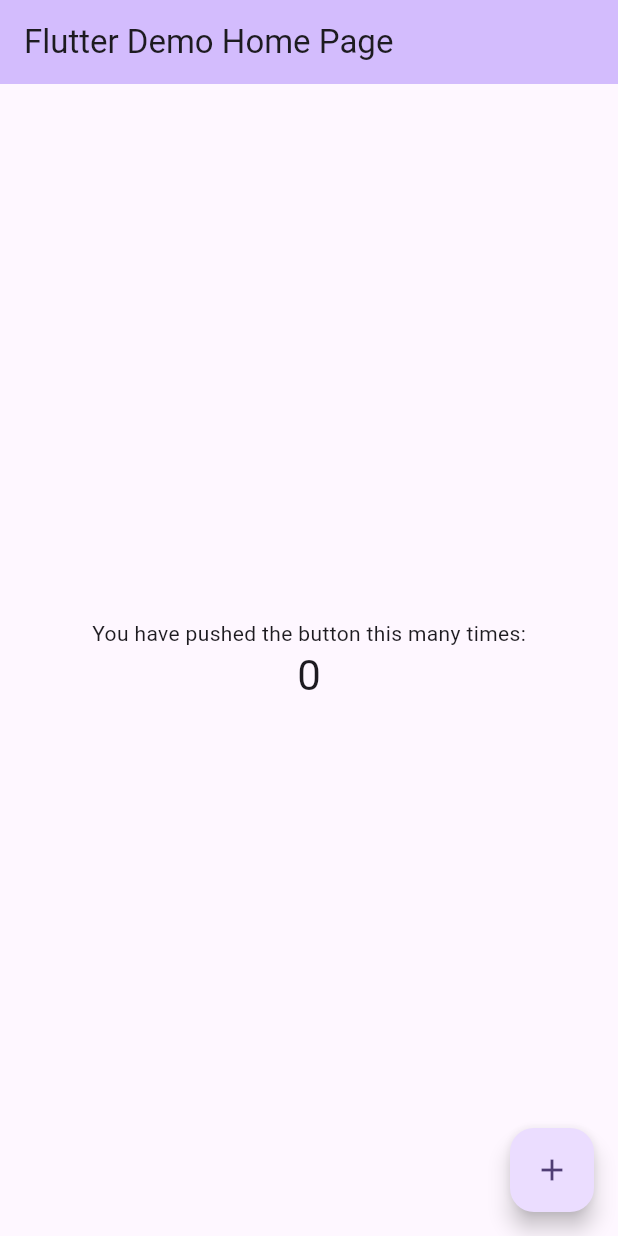
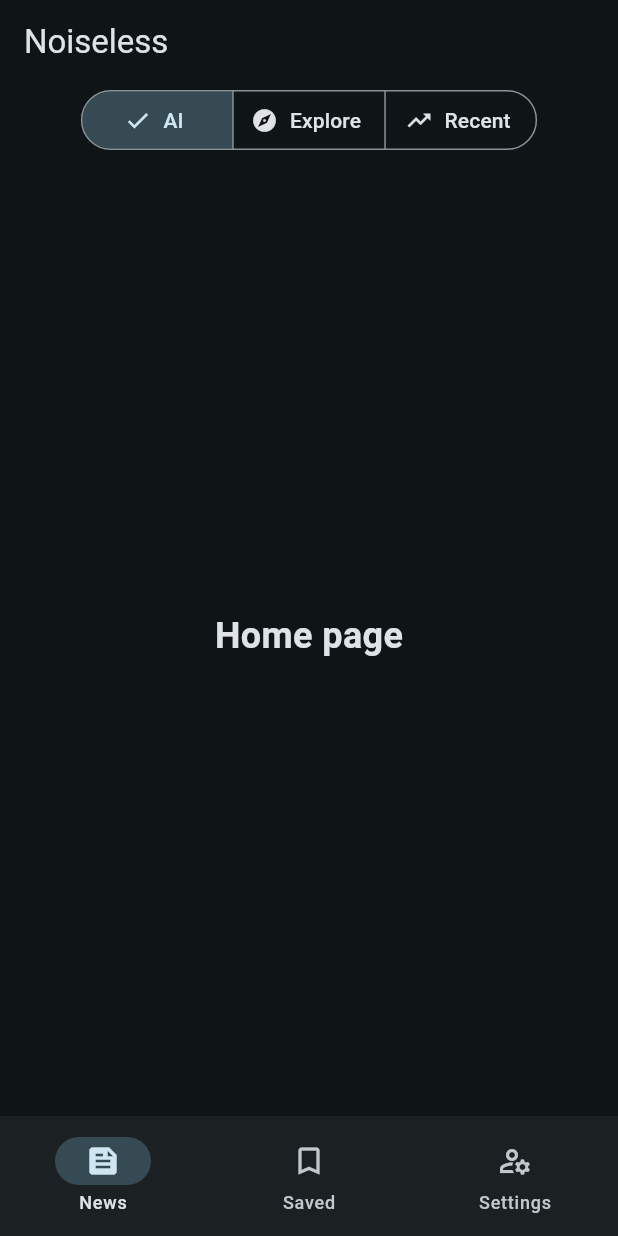
Before and after one commit to clementpoiret/Noiseless, a Flutter app: the screen it shows after launch, on a phone screen of 412 x 824 dp. Run offline on Flutter 3.47's test engine with Material 3 defaults, Android fonts, the light colour scheme and no system bars.

Commit message:
feat: base mobile ui

```diff
--- /dev/null
+++ b/lib/components/selector.dart
@@ -0,0 +1,40 @@
+import 'package:flutter/material.dart';
+
+enum SourceType { ai, explore, recent }
+
+class SourceChoice extends StatefulWidget {
+  const SourceChoice({super.key});
+
+  @override
+  State<SourceChoice> createState() => _SourceChoiceState();
+}
+
+class _SourceChoiceState extends State<SourceChoice> {
+  SourceType selectedSourceType = SourceType.ai;
+
+  @override
+  Widget build(BuildContext context) {
+    return SegmentedButton<SourceType>(
+      segments: const <ButtonSegment<SourceType>>[
+        ButtonSegment<SourceType>(
+            value: SourceType.ai,
+            label: Text('AI'),
+            icon: Icon(Icons.auto_awesome)),
+        ButtonSegment<SourceType>(
+            value: SourceType.explore,
+            label: Text('Explore'),
+            icon: Icon(Icons.explore)),
+        ButtonSegment<SourceType>(
+            value: SourceType.recent,
+            label: Text('Recent'),
+            icon: Icon(Icons.trending_up)),
+      ],
+      selected: <SourceType>{selectedSourceType},
+      onSelectionChanged: (Set<SourceType> newSelection) {
+        setState(() {
+          selectedSourceType = newSelection.first;
+        });
+      },
+    );
+  }
+}
--- a/lib/main.dart
+++ b/lib/main.dart
@@ -1,125 +1,85 @@
 import 'package:flutter/material.dart';
+import 'pages/news.dart';
+import 'pages/saved.dart';
+import 'pages/settings.dart';
 
 void main() {
-  runApp(const MyApp());
+  runApp(const NoiselessApp());
 }
 
-class MyApp extends StatelessWidget {
-  const MyApp({super.key});
+class NoiselessApp extends StatelessWidget {
+  const NoiselessApp({super.key});
 
-  // This widget is the root of your application.
   @override
   Widget build(BuildContext context) {
     return MaterialApp(
-      title: 'Flutter Demo',
+      title: 'Noiseless',
       theme: ThemeData(
-        // This is the theme of your application.
-        //
-        // TRY THIS: Try running your application with "flutter run". You'll see
-        // the application has a purple toolbar. Then, without quitting the app,
-        // try changing the seedColor in the colorScheme below to Colors.green
-        // and then invoke "hot reload" (save your changes or press the "hot
-        // reload" button in a Flutter-supported IDE, or press "r" if you used
-        // the command line to start the app).
-        //
-        // Notice that the counter didn't reset back to zero; the application
-        // state is not lost during the reload. To reset the state, use hot
-        // restart instead.
-        //
-        // This works for code too, not just values: Most code changes can be
-        // tested with just a hot reload.
-        colorScheme: ColorScheme.fromSeed(seedColor: Colors.deepPurple),
+        colorScheme: ColorScheme.fromSeed(
+          seedColor: Colors.blueGrey,
+          brightness: Brightness.dark,
+        ),
         useMaterial3: true,
       ),
-      home: const MyHomePage(title: 'Flutter Demo Home Page'),
+      home: const HomePage(title: 'Noiseless'),
     );
   }
 }
 
-class MyHomePage extends StatefulWidget {
-  const MyHomePage({super.key, required this.title});
-
-  // This widget is the home page of your application. It is stateful, meaning
-  // that it has a State object (defined below) that contains fields that affect
-  // how it looks.
-
-  // This class is the configuration for the state. It holds the values (in this
-  // case the title) provided by the parent (in this case the App widget) and
-  // used by the build method of the State. Fields in a Widget subclass are
-  // always marked "final".
-
+class HomePage extends StatefulWidget {
+  const HomePage({super.key, required this.title});
   final String title;
 
   @override
-  State<MyHomePage> createState() => _MyHomePageState();
+  State<HomePage> createState() => _HomePageState();
 }
 
-class _MyHomePageState extends State<MyHomePage> {
-  int _counter = 0;
-
-  void _incrementCounter() {
-    setState(() {
-      // This call to setState tells the Flutter framework that something has
-      // changed in this State, which causes it to rerun the build method below
-      // so that the display can reflect the updated values. If we changed
-      // _counter without calling setState(), then the build method would not be
-      // called again, and so nothing would appear to happen.
-      _counter++;
-    });
-  }
+class _HomePageState extends State<HomePage> {
+  int currentPageIndex = 0;
 
   @override
   Widget build(BuildContext context) {
-    // This method is rerun every time setState is called, for instance as done
-    // by the _incrementCounter method above.
-    //
-    // The Flutter framework has been optimized to make rerunning build methods
-    // fast, so that you can just rebuild anything that needs updating rather
-    // than having to individually change instances of widgets.
+    // final ThemeData theme = Theme.of(context);
     return Scaffold(
       appBar: AppBar(
-        // TRY THIS: Try changing the color here to a specific color (to
-        // Colors.amber, perhaps?) and trigger a hot reload to see the AppBar
-        // change color while the other colors stay the same.
-        backgroundColor: Theme.of(context).colorScheme.inversePrimary,
-        // Here we take the value from the MyHomePage object that was created by
-        // the App.build method, and use it to set our appbar title.
+        backgroundColor: Theme.of(context).colorScheme.background,
         title: Text(widget.title),
       ),
-      body: Center(
-        // Center is a layout widget. It takes a single child and positions it
-        // in the middle of the parent.
-        child: Column(
-          // Column is also a layout widget. It takes a list of children and
-          // arranges them vertically. By default, it sizes itself to fit its
-          // children horizontally, and tries to be as tall as its parent.
-          //
-          // Column has various properties to control how it sizes itself and
-          // how it positions its children. Here we use mainAxisAlignment to
-          // center the children vertically; the main axis here is the vertical
-          // axis because Columns are vertical (the cross axis would be
-          // horizontal).
-          //
-          // TRY THIS: Invoke "debug painting" (choose the "Toggle Debug Paint"
-          // action in the IDE, or press "p" in the console), to see the
-          // wireframe for each widget.
-          mainAxisAlignment: MainAxisAlignment.center,
-          children: <Widget>[
-            const Text(
-              'You have pushed the button this many times:',
-            ),
-            Text(
-              '$_counter',
-              style: Theme.of(context).textTheme.headlineMedium,
-            ),
-          ],
-        ),
+      bottomNavigationBar: NavigationBar(
+        onDestinationSelected: (int index) {
+          setState(() {
+            currentPageIndex = index;
+          });
+        },
+        selectedIndex: currentPageIndex,
+        destinations: const <Widget>[
+          NavigationDestination(
+            selectedIcon: Icon(Icons.feed),
+            icon: Icon(Icons.feed_outlined),
+            label: 'News',
+          ),
+          NavigationDestination(
+            selectedIcon: Icon(Icons.bookmark),
+            icon: Icon(Icons.bookmark_outline),
+            label: 'Saved',
+          ),
+          NavigationDestination(
+            selectedIcon: Icon(Icons.manage_accounts),
+            icon: Icon(Icons.manage_accounts_outlined),
+            label: 'Settings',
+          ),
+        ],
       ),
-      floatingActionButton: FloatingActionButton(
-        onPressed: _incrementCounter,
-        tooltip: 'Increment',
-        child: const Icon(Icons.add),
-      ), // This trailing comma makes auto-formatting nicer for build methods.
+      body: <Widget>[
+        /// Home page
+        const NewsPage(),
+
+        /// Saved page
+        const SavedPage(),
+
+        /// Settings page
+        const SettingsPage(),
+      ][currentPageIndex],
     );
   }
 }
--- /dev/null
+++ b/lib/pages/news.dart
@@ -0,0 +1,26 @@
+import 'package:flutter/material.dart';
+import '../components/selector.dart';
+
+class NewsPage extends StatelessWidget {
+  const NewsPage({Key? key}) : super(key: key);
+
+  @override
+  Widget build(BuildContext context) {
+    return const Column(
+      children: <Widget>[
+        SourceChoice(),
+        Expanded(
+          child: Center(
+            child: Text(
+              'Home page',
+              style: TextStyle(
+                fontSize: 24,
+                fontWeight: FontWeight.bold,
+              ),
+            ),
+          ),
+        ),
+      ],
+    );
+  }
+}
```
Also changed, not shown: lib/pages/saved.dart (added, +30 -0 lines), lib/pages/settings.dart (added, +24 -0 lines), lib/components/post.dart (added).
